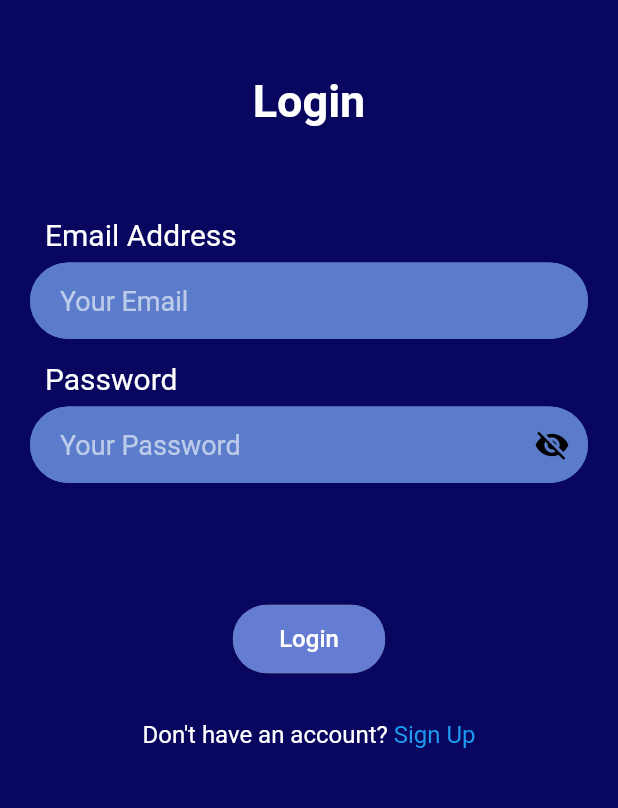
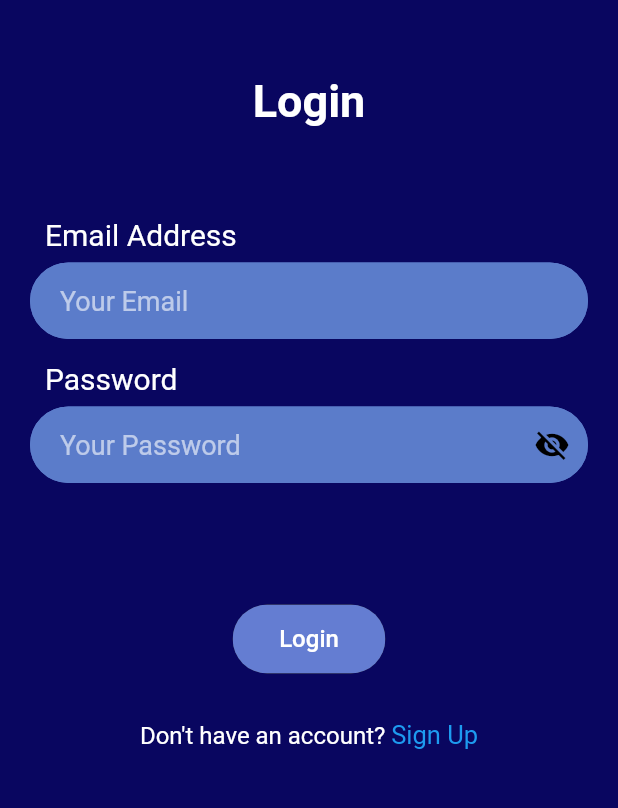
Before and after one commit to Elsssqh/Atlantic-Project, a Flutter app: the LoginView screen opened directly, on a phone screen of 412 x 824 dp, the part 84-892 px from its top. Run offline on Flutter 3.47's test engine with Material 2 defaults, Android fonts, the phone set to English and light mode, and no system bars; our stand-ins replace appwrite, carousel_slider, file_picker, flutter_riverpod, flutter_svg, fpdart and 3 more; missing offline and left inert: any_link_preview; network calls fail.

Commit message:
update login_view

```diff
--- a/lib/features/auth/view/login_view.dart
+++ b/lib/features/auth/view/login_view.dart
@@ -10,15 +10,14 @@ import 'package:flutter_riverpod/flutter_riverpod.dart';
 
 class LoginView extends ConsumerStatefulWidget {
   static route() => MaterialPageRoute(
-
         builder: (context) => const LoginView(),
       );
   const LoginView({super.key});
 
   @override
   ConsumerState<LoginView> createState() => _LoginViewState();
+}
 
-}
 class _LoginViewState extends ConsumerState<LoginView> {
   final appbar = UIConstants.appBar();
   final emailController = TextEditingController();
@@ -27,8 +26,7 @@ class _LoginViewState extends ConsumerState<LoginView> {
   void _togglevisibility() {
     setState(() {
       _showPassword = !_showPassword;
-    }
-    );
+    });
   }
 
   @override
@@ -37,9 +35,7 @@ class _LoginViewState extends ConsumerState<LoginView> {
     super.dispose();
     emailController.dispose();
     passwordController.dispose();
-
   }
-
 
   void onLogin() {
     ref.read(authControllerProvider.notifier).login(
@@ -67,10 +63,9 @@ class _LoginViewState extends ConsumerState<LoginView> {
                       'Login ',
                       textAlign: TextAlign.center,
                       style: TextStyle(
-                        fontSize: 30,
-                        color: Pallete.whiteColor, fontWeight: FontWeight.bold
-
-                      ),
+                          fontSize: 30,
+                          color: Pallete.whiteColor,
+                          fontWeight: FontWeight.bold),
                     ),
                     const SizedBox(height: 60),
                     Column(
@@ -81,9 +76,7 @@ class _LoginViewState extends ConsumerState<LoginView> {
                           titleText: 'Email Address',
                           isPassword: false,
                           backgroundColor: Colors.blue,
-
                         ),
-
                         const SizedBox(height: 15),
                         AuthField(
                           controller: passwordController,
@@ -114,10 +107,9 @@ class _LoginViewState extends ConsumerState<LoginView> {
                         TextSpan(
                           text: 'Sign Up',
                           style: const TextStyle(
-                          color: Pallete.blueColor,
-                           fontSize: 16,
+                            color: Pallete.blueColor,
+                            fontSize: 17,
                           ),
-
                           recognizer: TapGestureRecognizer()
                             ..onTap = () {
                               Navigator.push(
@@ -127,8 +119,7 @@ class _LoginViewState extends ConsumerState<LoginView> {
                             },
                         ),
                       ],
-                    )
-                    ),
+                    )),
                   ],
                 ),
               ),
```
